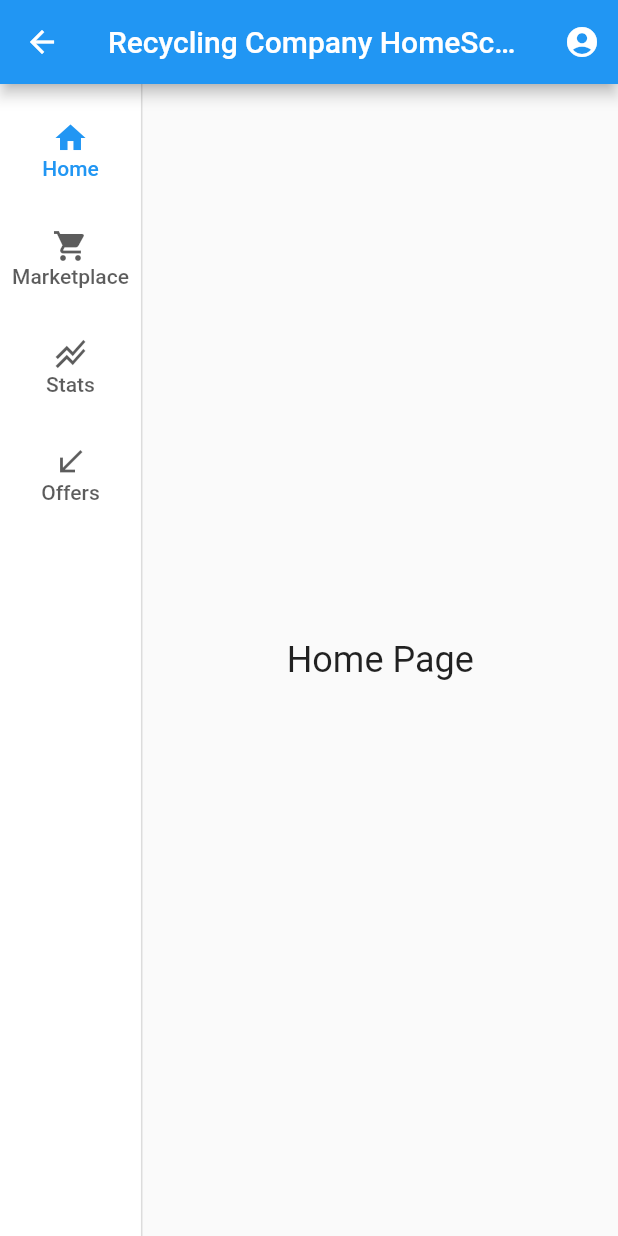
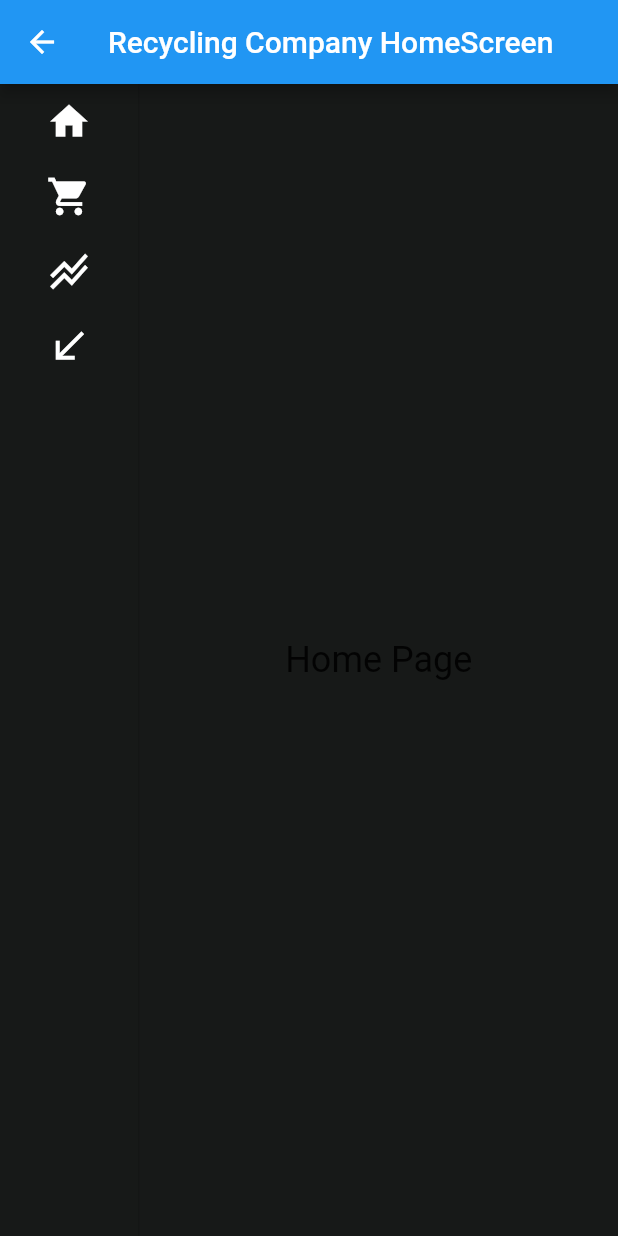
Before and after one commit to Djo111/bricolini, a Flutter app: the Recycling_Company_HomeScreen screen opened directly, on a phone screen of 412 x 824 dp. Run offline on Flutter 3.47's test engine with Material 2 defaults, Android fonts, the phone set to English and light mode, and no system bars; our stand-ins replace flutter_spinbox, geocoding, image_picker, latlong2.

Commit message:
some changes in design

```diff
--- a/Front/lib/scenes/booking_offer_page.dart
+++ b/Front/lib/scenes/booking_offer_page.dart
@@ -16,8 +16,10 @@ class _BookingOfferPageState extends State<BookingOfferPage> {
   @override
   Widget build(BuildContext context) {
     return Scaffold(
+      backgroundColor: const Color(0xFF171918),
       appBar: AppBar(
         title: const Text('Booking Offer'),
+        backgroundColor: const Color(0xFF171918),
       ),
       body: Center(
         child: Column(
--- a/Front/lib/scenes/diy_sign_up.dart
+++ b/Front/lib/scenes/diy_sign_up.dart
@@ -27,8 +27,10 @@ class _DIY_Sign_UpState extends State<DIY_Sign_Up> {
   @override
   Widget build(BuildContext context) {
     return Scaffold(
+      backgroundColor: const Color(0xFF171918),
       appBar: AppBar(
         title: const Text('DIY_Workshop'),
+        backgroundColor: const Color(0xFF171918),
       ),
       body: Container(
         padding: const EdgeInsets.all(16),
--- a/Front/lib/scenes/find_trans.dart
+++ b/Front/lib/scenes/find_trans.dart
@@ -34,12 +34,13 @@ class _FindTransState extends State<FindTrans> {
   @override
   Widget build(BuildContext context) {
     return Scaffold(
+      backgroundColor: const Color(0xFF171918),
       appBar: AppBar(
+        backgroundColor: const Color(0xFF171918),
         title: Text(
           'Find a transporter',
           style: TextStyle(color: Colors.lightGreen, fontSize: 20),
         ),
-        backgroundColor: Colors.black,
       ),
       body: ListView.builder(
         itemCount: historyList.length,
--- a/Front/lib/scenes/recycling_company_home_screen.dart
+++ b/Front/lib/scenes/recycling_company_home_screen.dart
@@ -4,14 +4,17 @@ import 'package:bricoloni_v2/scenes/recycling_company_received_offers.dart';
 import 'package:bricoloni_v2/scenes/stats_page.dart';
 import 'package:flutter/material.dart';
 
+// ignore: camel_case_types
 class Recycling_Company_HomeScreen extends StatefulWidget {
   const Recycling_Company_HomeScreen({super.key});
 
   @override
+  // ignore: library_private_types_in_public_api
   _Recycling_Company_HomeScreenState createState() =>
       _Recycling_Company_HomeScreenState();
 }
 
+// ignore: camel_case_types
 class _Recycling_Company_HomeScreenState
     extends State<Recycling_Company_HomeScreen> {
   int _selectedIndex = 0;
@@ -37,6 +40,13 @@ class _Recycling_Company_HomeScreenState
     const RecyclingCompanyReceivedOffers(),
   ];
 
+  final List<IconData> _iconList = [
+    Icons.home,
+    Icons.shopping_cart,
+    Icons.stacked_line_chart,
+    Icons.call_received,
+  ];
+
   @override
   Widget build(BuildContext context) {
     return WillPopScope(
@@ -45,50 +55,35 @@ class _Recycling_Company_HomeScreenState
         return false;
       },
       child: Scaffold(
+        backgroundColor: const Color(0xFF171918),
         appBar: AppBar(
           title: const Text('Recycling Company HomeScreen'),
-          actions: [
-            IconButton(
-              icon: const Icon(Icons.account_circle),
-              onPressed: () {
-                /*Navigator.push(
-                  context,
-                  MaterialPageRoute(builder: (context) => const Profile_Page()),
-                );*/
-              },
-            ),
-          ],
         ),
         body: Row(
           children: [
             if (_navigationRailVisible)
-              NavigationRail(
-                selectedIndex: _selectedIndex,
-                onDestinationSelected: _onItemTapped,
-                labelType: NavigationRailLabelType.all,
-                destinations: const [
-                  NavigationRailDestination(
-                    icon: Icon(Icons.home),
-                    label: Text('Home'),
+              Container(
+                width: 92,
+                height: double.infinity,
+                color: const Color(0xFF171918),
+                child: ListView.builder(
+                  itemCount: _iconList.length,
+                  itemBuilder: (context, index) {
+                    return GestureDetector(
+                      onTap: () => _onItemTapped(index),
+                      child: Padding(
+                        padding: EdgeInsets.all(10.0),
+                        child: Icon(
+                          _iconList[index],
+                          color: Colors.white,
+                          size: 30.0,
                         ),
-                  NavigationRailDestination(
-                    icon: Icon(Icons.shopping_cart),
-                    label: Text('Marketplace'),
                       ),
-                  NavigationRailDestination(
-                    icon: Icon(Icons.stacked_line_chart),
-                    label: Text('Stats'),
+                    );
+                  },
                 ),
-                  NavigationRailDestination(
-                    icon: Icon(Icons.call_received),
-                    label: Text('Offers'),
-                  ),
-                ],
               ),
             const VerticalDivider(thickness: 1, width: 1),
-            Expanded(
-              child: Column(
-                children: [
             Expanded(
               child: Container(
                 padding: const EdgeInsets.all(16),
@@ -98,9 +93,6 @@ class _Recycling_Company_HomeScreenState
           ],
         ),
       ),
-          ],
-        ),
-      ),
     );
   }
 }
--- a/Front/lib/scenes/recycling_company_received_offers.dart
+++ b/Front/lib/scenes/recycling_company_received_offers.dart
@@ -54,6 +54,7 @@ class _RecyclingCompanyReceivedOffersState
   @override
   Widget build(BuildContext context) {
     return Scaffold(
+      backgroundColor: const Color(0xFF171918),
       body: ListView.builder(
         itemCount: receivedOffers.length,
         itemBuilder: (context, index) {
--- a/Front/lib/scenes/recycling_sign_up.dart
+++ b/Front/lib/scenes/recycling_sign_up.dart
@@ -28,8 +28,10 @@ class _Recycling_Sign_UpState extends State<Recycling_Sign_Up> {
   @override
   Widget build(BuildContext context) {
     return Scaffold(
+      backgroundColor: const Color(0xFF171918),
       appBar: AppBar(
         title: const Text('Recycling_Company'),
+        backgroundColor: const Color(0xFF171918),
       ),
       body: Container(
         padding: const EdgeInsets.all(16),
--- a/Front/lib/scenes/sign_in_page.dart
+++ b/Front/lib/scenes/sign_in_page.dart
@@ -30,7 +30,9 @@ class _SignInPageState extends State<SignInPage> {
   @override
   Widget build(BuildContext context) {
     return Scaffold(
+      backgroundColor: const Color(0xFF171918),
       appBar: AppBar(
+        backgroundColor: const Color(0xFF171918),
         title: const Text('Sign In / Sign Up'),
       ),
       body: Container(
--- a/Front/lib/scenes/signup_page.dart
+++ b/Front/lib/scenes/signup_page.dart
@@ -80,6 +80,8 @@ class _SignupPageState extends State<SignupPage> {
 
     // Navigate to the corresponding page based on the selected category
     if (category == 'Simple user') {
+      await createSimpleUser(email, fullName, password, phoneNumber, category);
+      // ignore: use_build_context_synchronously
       Navigator.push(
         context,
         MaterialPageRoute(builder: (context) => const Simple_User_HomeScreen()),
@@ -126,7 +128,9 @@ class _SignupPageState extends State<SignupPage> {
   @override
   Widget build(BuildContext context) {
     return Scaffold(
+      backgroundColor: const Color(0xFF171918),
       appBar: AppBar(
+        backgroundColor: const Color(0xFF171918),
         title: const Text('Sign Up'),
       ),
       body: SingleChildScrollView(
--- a/Front/lib/scenes/simple_user_offers.dart
+++ b/Front/lib/scenes/simple_user_offers.dart
@@ -12,6 +12,7 @@ class _SimpleUserOffersState extends State<SimpleUserOffers> {
   @override
   Widget build(BuildContext context) {
     return Scaffold(
+      backgroundColor: const Color(0xFF171918),
       body: Center(
         child: FloatingActionButton(
           child: const Icon(Icons.add),
--- a/Front/lib/scenes/transporter_sign_up.dart
+++ b/Front/lib/scenes/transporter_sign_up.dart
@@ -29,8 +29,10 @@ class _Transporter_Sign_UpState extends State<Transporter_Sign_Up> {
   @override
   Widget build(BuildContext context) {
     return Scaffold(
+      backgroundColor: const Color(0xFF171918),
       appBar: AppBar(
         title: const Text('Transporter'),
+        backgroundColor: const Color(0xFF171918),
       ),
       body: Container(
         padding: const EdgeInsets.all(16),
```
Also changed, not shown: Front/lib/pages/SimpleUserHistory.dart (+21 -11 lines), Front/lib/scenes/home_screen.dart (+29 -36 lines), Front/lib/scenes/simple_user_home_screen.dart (+41 -37 lines), Front/lib/scenes/transporter_home_screen.dart (+40 -38 lines). Lines whose indentation alone changed are shown as unchanged.
